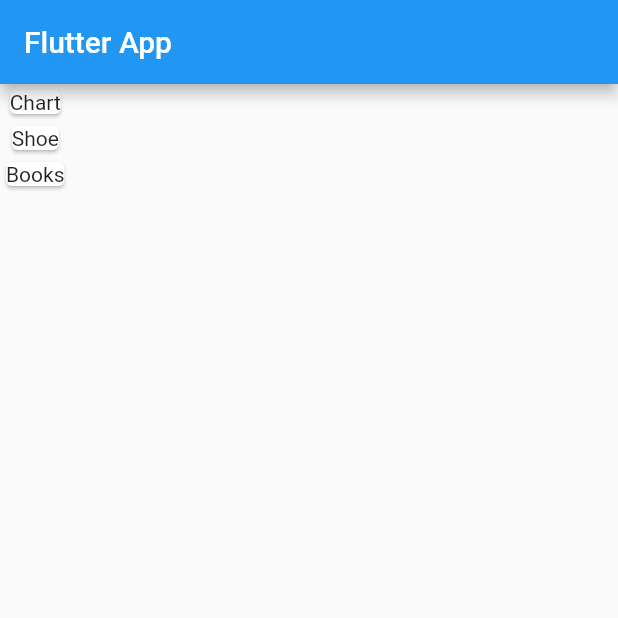
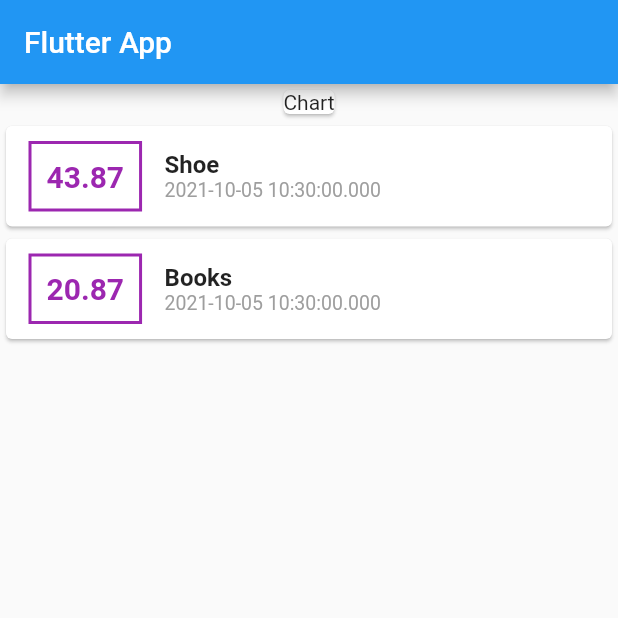
Before and after one commit to XxThunderBlastxX/expense-app, a Flutter app: the screen it shows after launch, on a phone screen of 412 x 824 dp, the top half of it. Run offline on Flutter 3.47's test engine with Material 2 defaults, Android fonts, the phone set to English and light mode, and no system bars.

Commit message:
done few styling

```diff
--- a/lib/main.dart
+++ b/lib/main.dart
@@ -35,7 +35,45 @@ class MyHomePage extends StatelessWidget {
             ),
             Column(
               children: transactions.map((tx) {
-                return Card(child: Text(tx.title.toString()));
+                return Card(
+                    child: Row(
+                  children: <Widget>[
+                    Container(
+                      child: Text(
+                        tx.amount.toString(),
+                        style: TextStyle(
+                            fontWeight: FontWeight.bold,
+                            fontSize: 20,
+                            color: Colors.purple),
+                      ),
+                      margin:
+                          EdgeInsets.symmetric(vertical: 10, horizontal: 15),
+                      decoration: BoxDecoration(
+                        border: Border.all(
+                          color: Colors.purple,
+                          width: 2,
+                        ),
+                      ),
+                      padding: EdgeInsets.all(10),
+                    ),
+                    Column(
+                      crossAxisAlignment: CrossAxisAlignment.start,
+                      children: <Widget>[
+                        Text(
+                          tx.title.toString(),
+                          style: TextStyle(
+                            fontSize: 16,
+                            fontWeight: FontWeight.bold,
+                          ),
+                        ),
+                        Text(
+                          tx.date.toString(),
+                          style: TextStyle(color: Colors.grey, fontSize: 13),
+                        ),
+                      ],
+                    )
+                  ],
+                ));
               }).toList(),
             ),
           ],
```
